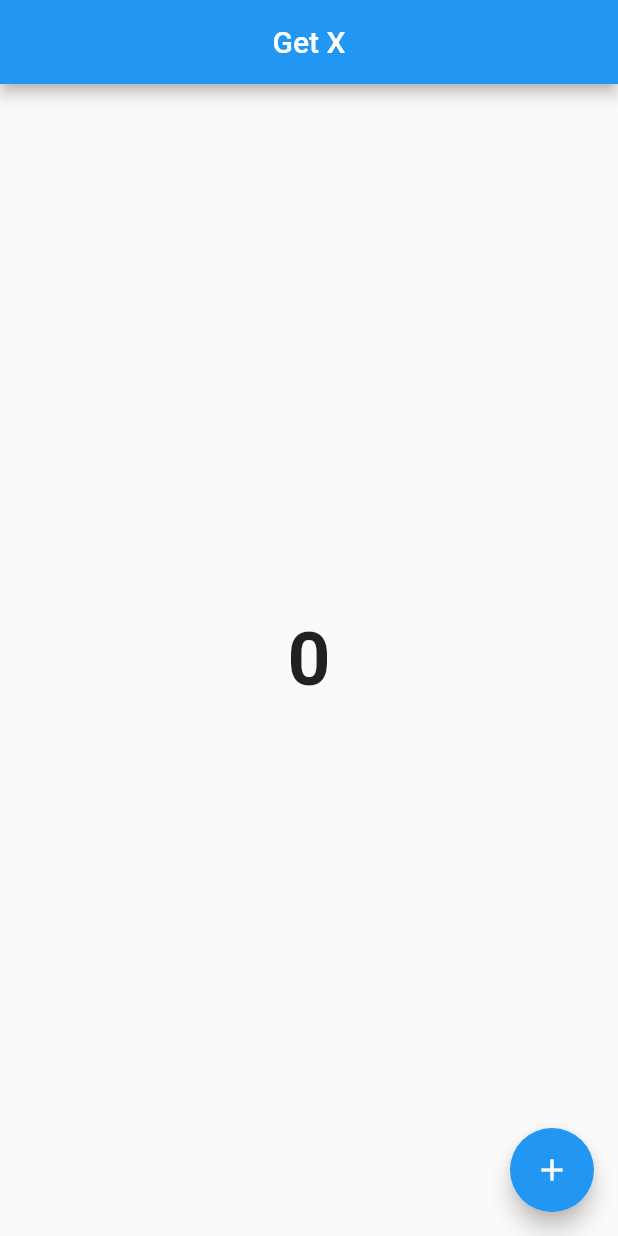
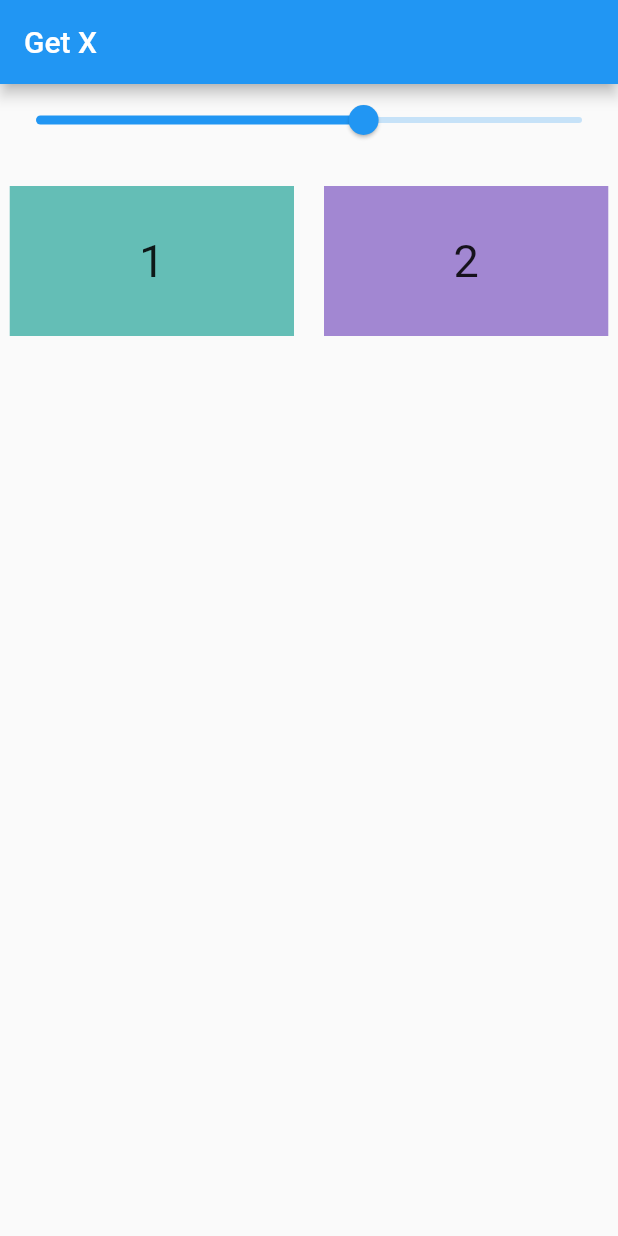
Before and after one commit to Hashimkhann1/Getx-state-management, a Flutter app: the screen it shows after launch, on a phone screen of 412 x 824 dp. Run offline on Flutter 3.47's test engine with Material 2 defaults, Android fonts, the light colour scheme and no system bars; our stand-ins replace get.

Commit message:
i practice change contonier coler using getx

```diff
--- /dev/null
+++ b/lib/getx/example_two_getx.dart
@@ -0,0 +1,13 @@
+
+
+import 'package:get/get.dart';
+
+class ExampleTwoGetx extends GetxController{
+  RxDouble opicatyG = 0.6.obs;
+
+  setOpicatyG(double value) {
+    opicatyG.value = value;
+    // print(opicatyG);
+  }
+
+}
--- a/lib/main.dart
+++ b/lib/main.dart
@@ -1,5 +1,6 @@
 import 'package:flutter/material.dart';
 import 'package:getxpract/view/counter_example.dart';
+import 'package:getxpract/view/example_two.dart';
 
 void main() {
   runApp(const MyApp());
@@ -17,7 +18,8 @@ class MyApp extends StatelessWidget {
       theme: ThemeData(
         primarySwatch: Colors.blue,
       ),
-      home: CounterExample(),
+      // home: CounterExample(),
+      home: ExampleTwo(),
     );
   }
 }
--- /dev/null
+++ b/lib/view/example_two.dart
@@ -0,0 +1,54 @@
+import 'package:flutter/material.dart';
+import 'package:get/get.dart';
+import 'package:getxpract/getx/example_two_getx.dart';
+
+class ExampleTwo extends StatefulWidget {
+  const ExampleTwo({super.key});
+
+  @override
+  State<ExampleTwo> createState() => _ExampleTwoState();
+}
+
+class _ExampleTwoState extends State<ExampleTwo> {
+
+  double opicatyG = 0.4;
+  ExampleTwoGetx exampleTwoGetx = Get.put(ExampleTwoGetx());
+
+  @override
+  Widget build(BuildContext context) {
+    // print("Build Check >>>>>>>>>>>>>>>>>>>>>>");
+    return Scaffold(
+      appBar: AppBar(
+        title: Text("Get X"),
+      ),
+      body: Column(
+        children: [
+          Obx(() => Slider(value: exampleTwoGetx.opicatyG.value, onChanged: (val) {
+            exampleTwoGetx.setOpicatyG(val);
+          }),),
+          const SizedBox(height: 20,),
+          Row(
+        mainAxisAlignment: MainAxisAlignment.center,
+        children: [
+          Obx(() => Container(
+            alignment: Alignment.center,
+            width: MediaQuery.of(context).size.width * 0.46,
+            height: 100,
+            color: Colors.teal.withOpacity(exampleTwoGetx.opicatyG.value),
+            child: const Text("1",style: TextStyle(fontSize: 30),),
+          ),),
+          const SizedBox(width: 20,),
+          Obx(() => Container(
+            alignment: Alignment.center,
+            width: MediaQuery.of(context).size.width * 0.46,
+            height: 100,
+            color: Colors.deepPurple.withOpacity(exampleTwoGetx.opicatyG.value),
+            child: const Text("2",style: TextStyle(fontSize: 30),),
+          ))
+        ],
+      )
+        ],
+      ),
+    );
+  }
+}
```
